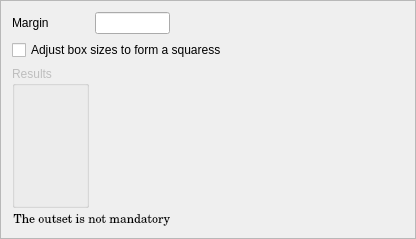
First picture: the form in ui_interfaces/minbox.ui, repository susanasanchez/GUIPSY, before the edit.
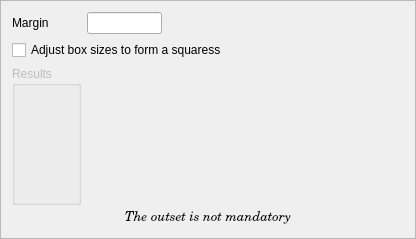
Second picture: the form after the edit.

```diff
--- a/ui_interfaces/minbox.ui
+++ b/ui_interfaces/minbox.ui
@@ -62,7 +62,7 @@
      </layout>
     </widget>
    </item>
-   <item row="4" column="0" colspan="2">
+   <item row="4" column="0" colspan="3">
     <widget class="QLabel" name="label_2">
      <property name="font">
       <font>
@@ -74,11 +74,18 @@
       </font>
      </property>
      <property name="text">
-      <string>The outset is not mandatory</string>
+      <string>&lt;!DOCTYPE HTML PUBLIC &quot;-//W3C//DTD HTML 4.0//EN&quot; &quot;http://www.w3.org/TR/REC-html40/strict.dtd&quot;&gt;
+&lt;html&gt;&lt;head&gt;&lt;meta name=&quot;qrichtext&quot; content=&quot;1&quot; /&gt;&lt;style type=&quot;text/css&quot;&gt;
+p, li { white-space: pre-wrap; }
+&lt;/style&gt;&lt;/head&gt;&lt;body style=&quot; font-family:'Sans'; font-size:10pt; font-weight:400; font-style:normal;&quot;&gt;
+&lt;p align=&quot;center&quot; style=&quot; margin-top:0px; margin-bottom:0px; margin-left:0px; margin-right:0px; -qt-block-indent:0; text-indent:0px;&quot;&gt;&lt;span style=&quot; font-style:italic;&quot;&gt;The outset is not mandatory&lt;/span&gt;&lt;/p&gt;&lt;/body&gt;&lt;/html&gt;</string>
      </property>
      <property name="alignment">
       <set>Qt::AlignRight|Qt::AlignTrailing|Qt::AlignVCenter</set>
      </property>
+     <property name="margin">
+      <number>0</number>
+     </property>
     </widget>
    </item>
    <item row="0" column="2">
```
